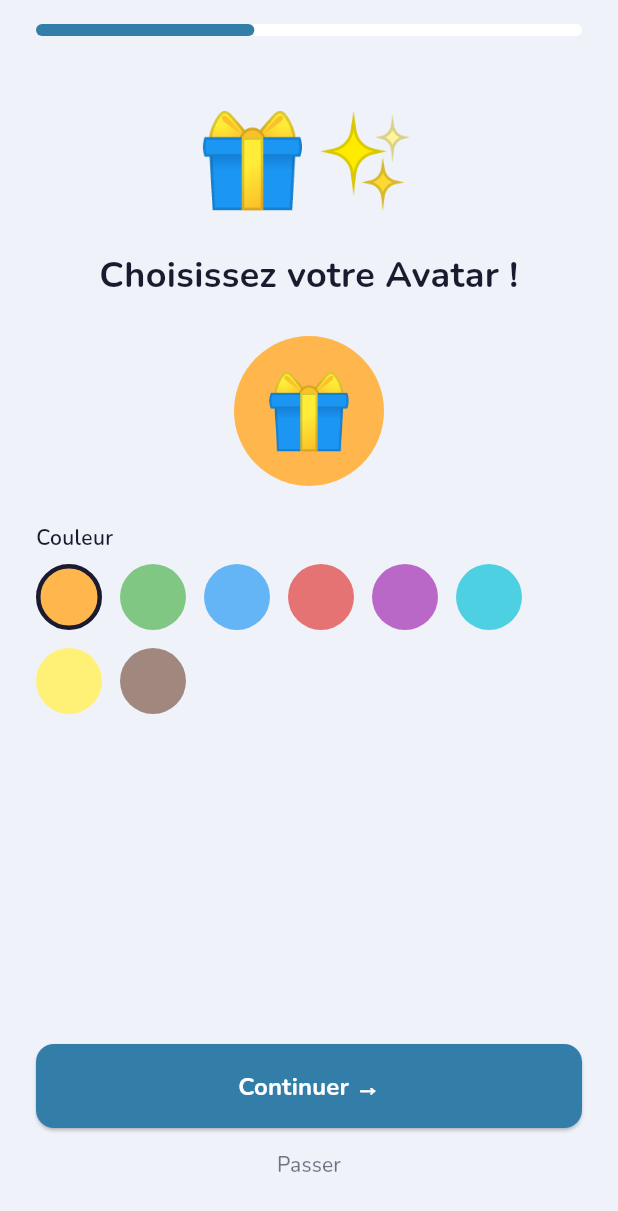
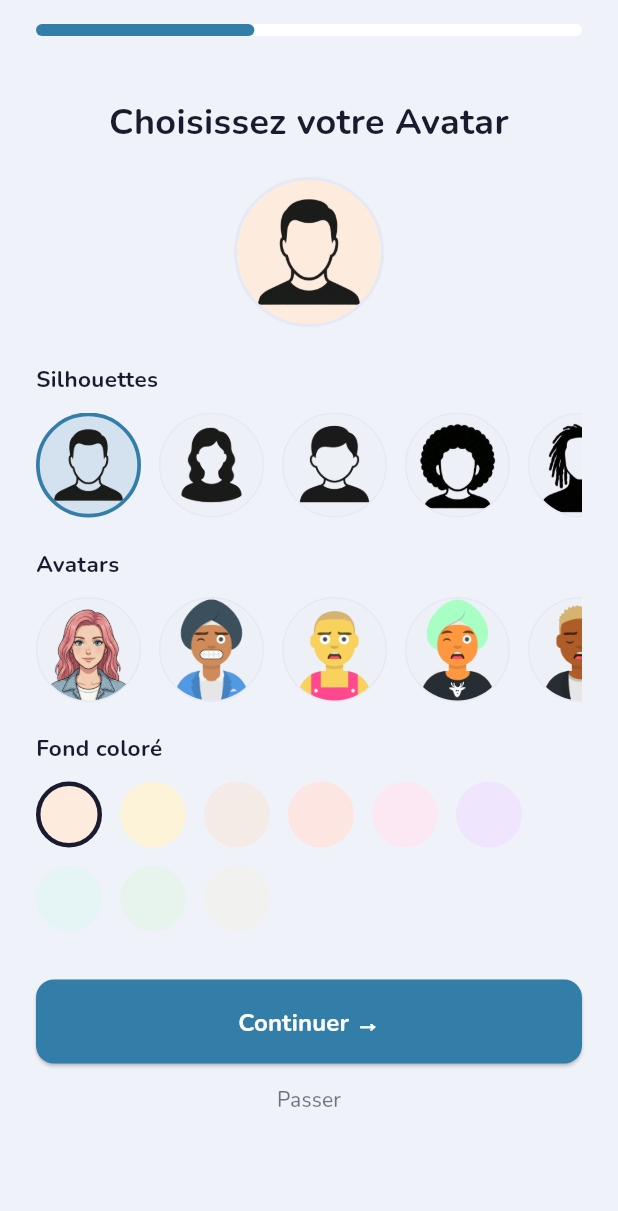
Before and after one commit to fnnktkygl-code/kindy, a Flutter app: the OnboardingShell screen opened directly, after a tap on "Continuer →", on a phone screen of 412 x 824 dp. Shown: the top 1211 px of the screen. Run offline on Flutter 3.47's test engine with Material 3 defaults, Android fonts, the phone set to English and light mode, and no system bars; our stand-ins replace app_links, firebase_core, firebase_messaging, flutter_secure_storage, geolocator, google_fonts and 5 more; accounts and stored records are empty.

Commit message:
fix: onboarding avatar screen — real picker with silhouettes/avatars/colors, remove gift emojis

```diff
--- a/lib/screens/auth/onboarding/onboarding_shell.dart
+++ b/lib/screens/auth/onboarding/onboarding_shell.dart
@@ -3,6 +3,7 @@ import 'package:flutter/services.dart';
 import 'package:provider/provider.dart';
 import 'package:share_plus/share_plus.dart';
 import 'package:pigio_app/core/state/app_state.dart';
+import 'package:pigio_app/core/config/constants.dart';
 import '../../../app_shell/main_shell.dart';
 
 class OnboardingShell extends StatefulWidget {
@@ -143,7 +144,7 @@ class _StepNameScreen extends StatelessWidget {
         mainAxisAlignment: MainAxisAlignment.center,
         crossAxisAlignment: CrossAxisAlignment.stretch,
         children: [
-          const Text('🎁', style: TextStyle(fontSize: 80), textAlign: TextAlign.center),
+          const Text('👋', style: TextStyle(fontSize: 80), textAlign: TextAlign.center),
           const SizedBox(height: 32),
           Text(
             "Comment vous appelez-vous ?",
@@ -189,107 +190,177 @@ class _StepNameScreen extends StatelessWidget {
 class _StepAvatarScreen extends StatefulWidget {
   final VoidCallback onNext;
   final void Function(String icon, Color color) onAvatarSelected;
-
   const _StepAvatarScreen({required this.onNext, required this.onAvatarSelected});
-
   @override
   State<_StepAvatarScreen> createState() => _StepAvatarScreenState();
 }
 
 class _StepAvatarScreenState extends State<_StepAvatarScreen> {
   static const _defaultAvatars = [
-    'assets/avatars/defaults/default_boy.png',
-    'assets/avatars/defaults/default_girl.png',
-    'assets/avatars/defaults/default_man.png',
-    'assets/avatars/defaults/default_woman.png',
-    'assets/avatars/defaults/default_elder_man.png',
-    'assets/avatars/defaults/default_elder_woman.png',
+    'assets/defaults/default_man.png',
+    'assets/defaults/default_woman.png',
+    'assets/defaults/default_boy.png',
+    'assets/defaults/default_afro.png',
+    'assets/defaults/default_dreads.png',
+    'assets/defaults/default_hijabie.png',
+    'assets/defaults/default_old_man.png',
+    'assets/defaults/default_elder_man.png',
+    'assets/defaults/default_man_dreads.png',
+    'assets/defaults/default_elder_woman.png',
+    'assets/defaults/default_woman_dreads.png',
+  ];
+  static final List<String> _avatars = [
+    for (int i = 1; i <= 38; i++) 'assets/avatars/avatar_$i.png',
   ];
 
-  static const _colors = [
-    Color(0xFFFFB74D),
-    Color(0xFF81C784),
-    Color(0xFF64B5F6),
-    Color(0xFFE57373),
-    Color(0xFFBA68C8),
-    Color(0xFF4DD0E1),
-    Color(0xFFFFF176),
-    Color(0xFFA1887F),
-  ];
+  String _selectedAvatarIcon = 'assets/defaults/default_man.png';
+  Color _selectedColor = AppColors.notionWarmColors[0];
 
-  final int _selectedAvatar = 0;
-  int _selectedColor = 0;
+  @override
+  void initState() {
+    super.initState();
+    WidgetsBinding.instance.addPostFrameCallback((_) {
+      widget.onAvatarSelected(_selectedAvatarIcon, _selectedColor);
+    });
+  }
+
+  double _getCorrectiveScale(String path) {
+    if (path.contains('hijabie') ||
+        path.contains('old_man') ||
+        path.contains('elder')) {
+      return 1.35;
+    }
+    return 1.1;
+  }
+
+  void _select(String icon, Color color) {
+    setState(() {
+      _selectedAvatarIcon = icon;
+      _selectedColor = color;
+    });
+    widget.onAvatarSelected(icon, color);
+  }
+
+  Widget _avatarTile(String iconPath) {
+    final pt = context.watch<PigioAppState>().currentTheme;
+    final isSelected = _selectedAvatarIcon == iconPath;
+    final isDefault = !iconPath.contains('avatar_');
+    return GestureDetector(
+      onTap: () => _select(iconPath, _selectedColor),
+      child: Container(
+        width: 70,
+        height: 70,
+        margin: const EdgeInsets.only(right: 12),
+        decoration: BoxDecoration(
+          color: isSelected ? pt.primary.withValues(alpha: 0.15) : pt.surface,
+          shape: BoxShape.circle,
+          border: Border.all(
+            color: isSelected ? pt.primary : pt.divider,
+            width: isSelected ? 2.5 : 1.0,
+          ),
+        ),
+        child: ClipOval(
+          child: isDefault
+              ? Transform.scale(
+                  scale: _getCorrectiveScale(iconPath),
+                  child: Image.asset(iconPath, fit: BoxFit.cover),
+                )
+              : Image.asset(iconPath, fit: BoxFit.cover),
+        ),
+      ),
+    );
+  }
 
   @override
   Widget build(BuildContext context) {
     final pt = context.watch<PigioAppState>().currentTheme;
-    return Padding(
+    return SingleChildScrollView(
       padding: const EdgeInsets.all(24.0),
       child: Column(
         crossAxisAlignment: CrossAxisAlignment.stretch,
         children: [
-          const Text('🎁✨', style: TextStyle(fontSize: 60), textAlign: TextAlign.center),
-          const SizedBox(height: 16),
           Text(
-            "Choisissez votre Avatar !",
+            "Choisissez votre Avatar",
             style: TextStyle(fontSize: 24, fontWeight: FontWeight.bold, color: pt.ink),
             textAlign: TextAlign.center,
           ),
-          const SizedBox(height: 24),
+          const SizedBox(height: 20),
 
-          // Avatar preview
+          // Preview
           Center(
             child: Container(
               width: 100,
               height: 100,
               decoration: BoxDecoration(
-                color: _colors[_selectedColor],
+                color: _selectedColor,
                 shape: BoxShape.circle,
+                border: Border.all(color: pt.divider, width: 2),
               ),
-              child: const Center(child: Text('🎁', style: TextStyle(fontSize: 48))),
+              child: ClipOval(
+                child: Transform.scale(
+                  scale: _getCorrectiveScale(_selectedAvatarIcon),
+                  child: Image.asset(_selectedAvatarIcon, fit: BoxFit.cover),
+                ),
+              ),
             ),
           ),
           const SizedBox(height: 24),
 
-          // Color picker
-          Text("Couleur", style: TextStyle(fontSize: 14, fontWeight: FontWeight.w600, color: pt.ink)),
-          const SizedBox(height: 8),
+          // Silhouettes
+          Text("Silhouettes", style: TextStyle(fontSize: 15, fontWeight: FontWeight.w700, color: pt.ink)),
+          const SizedBox(height: 12),
+          SizedBox(
+            height: 70,
+            child: ListView.builder(
+              scrollDirection: Axis.horizontal,
+              itemCount: _defaultAvatars.length,
+              itemBuilder: (_, i) => _avatarTile(_defaultAvatars[i]),
+            ),
+          ),
+          const SizedBox(height: 20),
+
+          // Avatars
+          Text("Avatars", style: TextStyle(fontSize: 15, fontWeight: FontWeight.w700, color: pt.ink)),
+          const SizedBox(height: 12),
+          SizedBox(
+            height: 70,
+            child: ListView.builder(
+              scrollDirection: Axis.horizontal,
+              itemCount: _avatars.length,
+              itemBuilder: (_, i) => _avatarTile(_avatars[i]),
+            ),
+          ),
+          const SizedBox(height: 20),
+
+          // Background colour
+          Text("Fond coloré", style: TextStyle(fontSize: 15, fontWeight: FontWeight.w700, color: pt.ink)),
+          const SizedBox(height: 12),
           Wrap(
             spacing: 12,
             runSpacing: 12,
-            children: List.generate(_colors.length, (i) {
+            children: AppColors.notionWarmColors.map((color) {
+              final isSelected = _selectedColor == color;
               return GestureDetector(
-                onTap: () {
-                  setState(() => _selectedColor = i);
-                  widget.onAvatarSelected(
-                    _defaultAvatars[_selectedAvatar],
-                    _colors[i],
-                  );
-                },
+                onTap: () => _select(_selectedAvatarIcon, color),
                 child: Container(
                   width: 44,
                   height: 44,
                   decoration: BoxDecoration(
-                    color: _colors[i],
+                    color: color,
                     shape: BoxShape.circle,
-                    border: _selectedColor == i
-                        ? Border.all(color: pt.ink, width: 3)
-                        : null,
+                    border: Border.all(
+                      color: isSelected ? pt.ink : Colors.transparent,
+                      width: 3,
+                    ),
                   ),
                 ),
               );
-            }),
+            }).toList(),
           ),
+          const SizedBox(height: 32),
 
-          const Spacer(),
           ElevatedButton(
-            onPressed: () {
-              widget.onAvatarSelected(
-                _defaultAvatars[_selectedAvatar],
-                _colors[_selectedColor],
-              );
-              widget.onNext();
-            },
+            onPressed: widget.onNext,
             style: ElevatedButton.styleFrom(
               backgroundColor: pt.primary,
               foregroundColor: Colors.white,
@@ -308,6 +379,7 @@ class _StepAvatarScreenState extends State<_StepAvatarScreen> {
   }
 }
 
+
 // --- Step 3: First Wish ---
 class _StepWishScreen extends StatelessWidget {
   final TextEditingController wishController;
@@ -324,7 +396,7 @@ class _StepWishScreen extends StatelessWidget {
         mainAxisAlignment: MainAxisAlignment.center,
         crossAxisAlignment: CrossAxisAlignment.stretch,
         children: [
-          const Text('🎁🎁', style: TextStyle(fontSize: 80), textAlign: TextAlign.center),
+          const Text('✨', style: TextStyle(fontSize: 80), textAlign: TextAlign.center),
           const SizedBox(height: 32),
           Text(
             "Qu'est-ce qui vous ferait plaisir ?",
@@ -425,7 +497,7 @@ class _StepCirclesScreenState extends State<_StepCirclesScreen> {
         mainAxisAlignment: MainAxisAlignment.center,
         crossAxisAlignment: CrossAxisAlignment.stretch,
         children: [
-          const Text('🎁👥', style: TextStyle(fontSize: 80), textAlign: TextAlign.center),
+          const Text('👥', style: TextStyle(fontSize: 80), textAlign: TextAlign.center),
           const SizedBox(height: 32),
           Text(
             "Invitez vos proches !",
@@ -500,7 +572,7 @@ class _StepDoneScreen extends StatelessWidget {
         crossAxisAlignment: CrossAxisAlignment.stretch,
         children: [
           const Spacer(),
-          const Text('🎁🎉', style: TextStyle(fontSize: 100), textAlign: TextAlign.center),
+          const Text('', style: TextStyle(fontSize: 100), textAlign: TextAlign.center),
           const SizedBox(height: 32),
           Text(
             "Pigio est prêt !",
```
